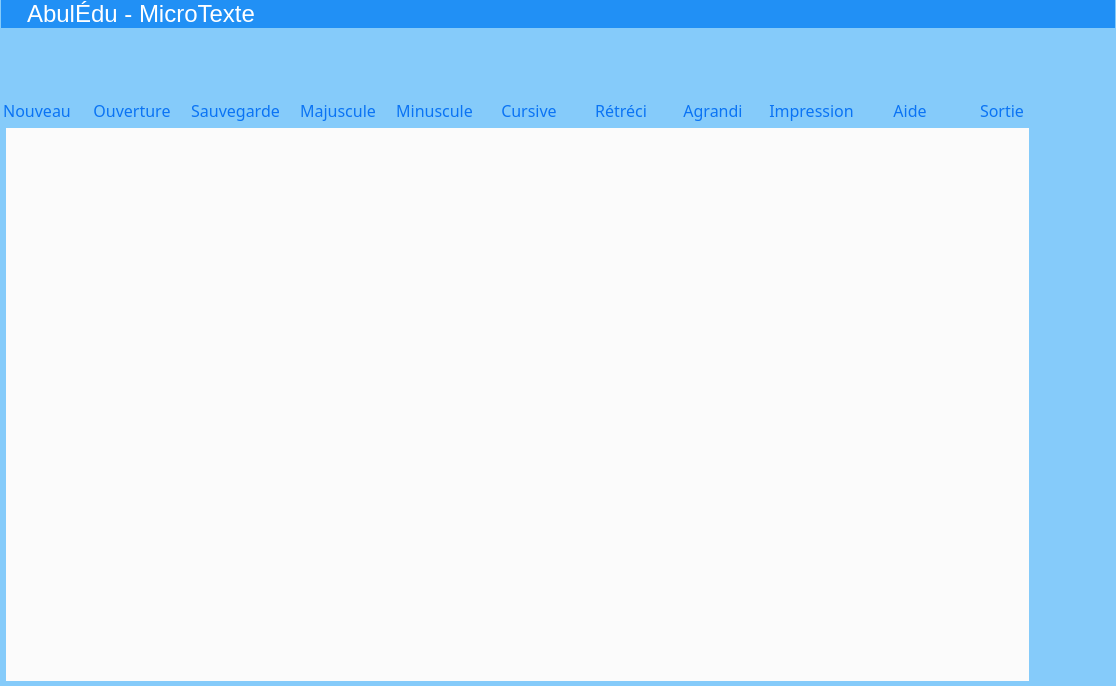
The window that src/mainwindow.ui (Txikilinux/abuledu-microtexte) describes before a commit, drawn with Qt 5.
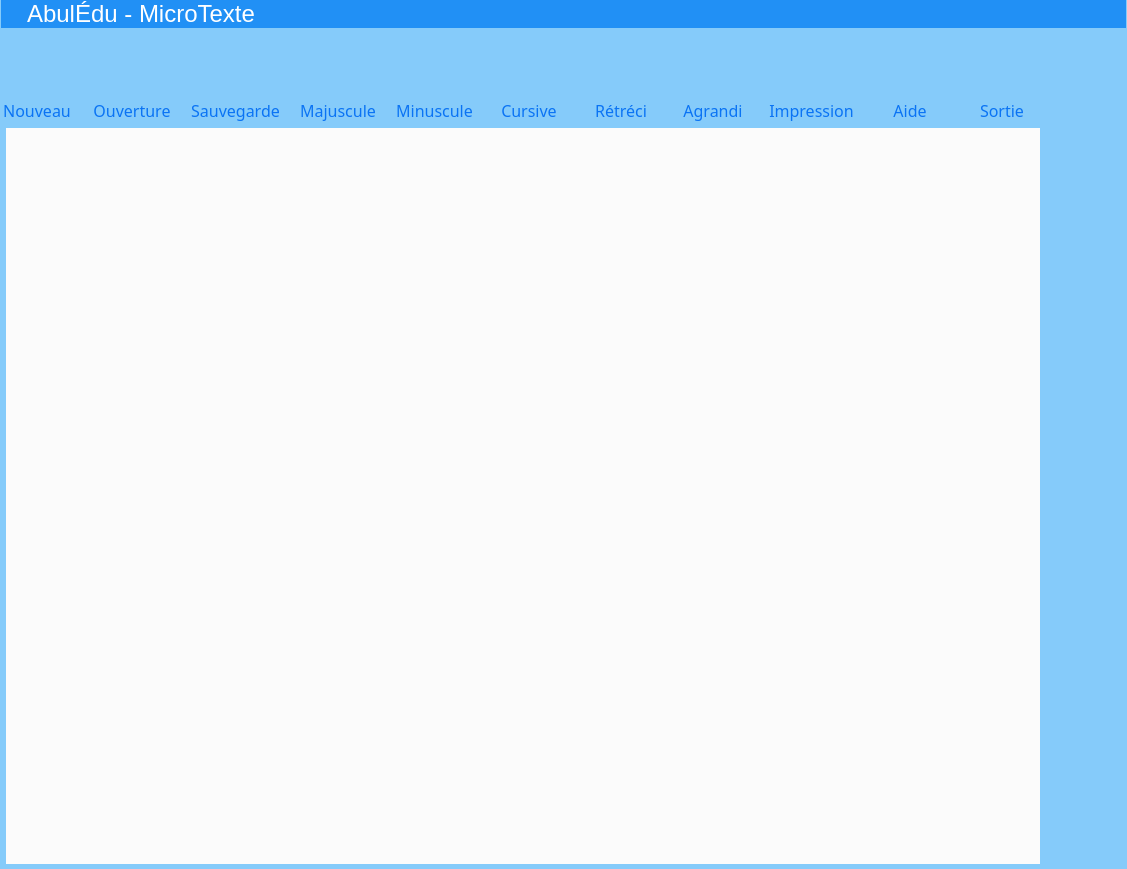
The same window after the commit. Icons and pictures are not drawn. Custom widgets are drawn as their Qt base class.

Commit message: Possibilité de controler la vitesse de lecture

```diff
--- a/src/mainwindow.ui
+++ b/src/mainwindow.ui
@@ -6,8 +6,8 @@
    <rect>
     <x>0</x>
     <y>0</y>
-    <width>1116</width>
-    <height>686</height>
+    <width>1127</width>
+    <height>869</height>
    </rect>
   </property>
   <property name="sizePolicy">
```
Left out of the diff: 32 changed lines with no effect on the pictures. The commit also changes 2 other files.
